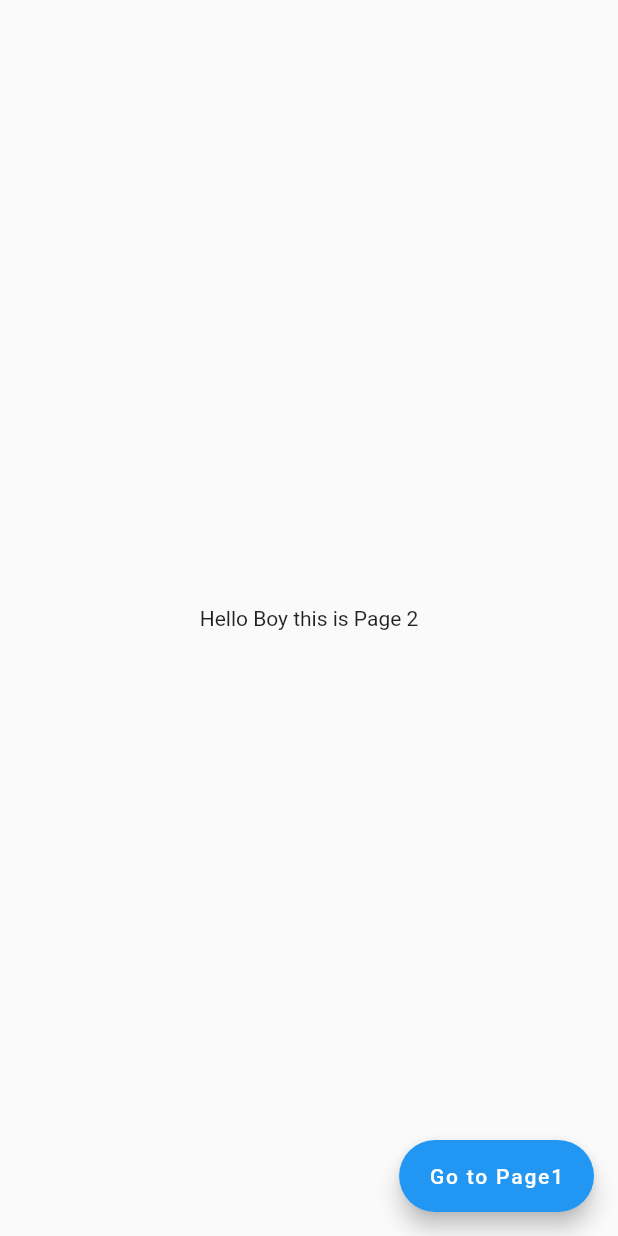
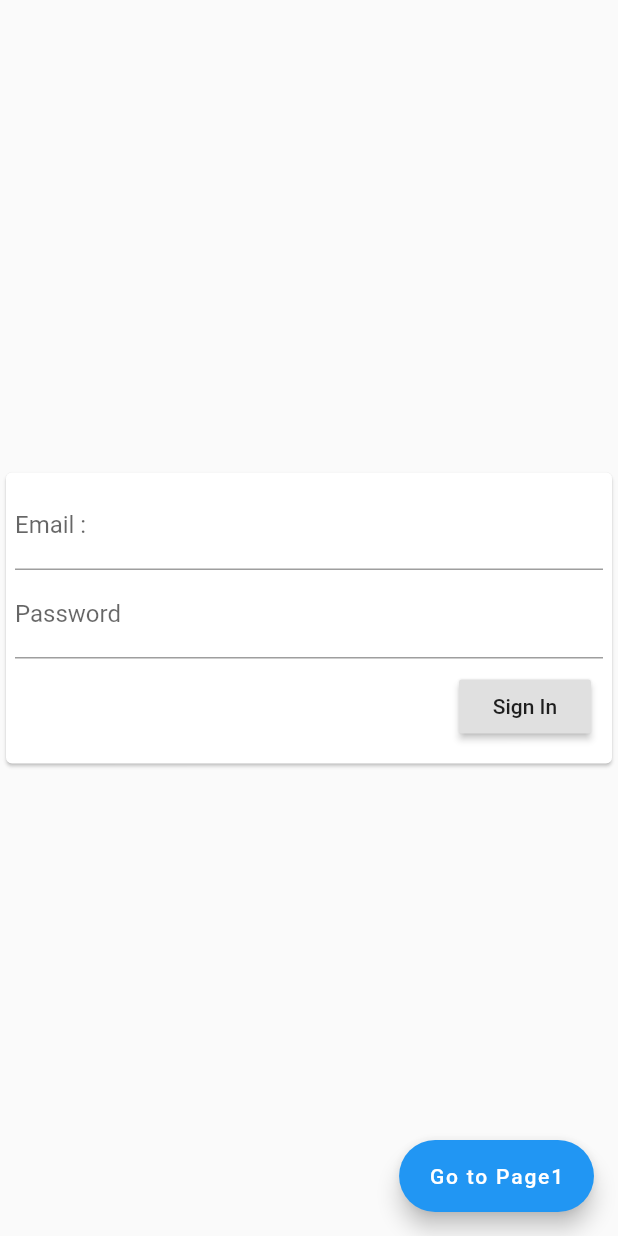
Before and after one commit to jcsk07/flutter_app_crud, a Flutter app: the FormPage screen opened directly, on a phone screen of 412 x 824 dp. Run offline on Flutter 3.47's test engine with Material 2 defaults, Android fonts, the phone set to English and light mode, and no system bars.

Commit message:
Form Creation and Validation Done

```diff
--- a/lib/FormPage.dart
+++ b/lib/FormPage.dart
@@ -1,19 +1,66 @@
+import 'package:flutter/cupertino.dart';
 import 'package:flutter/material.dart';
 
 class FormPage extends StatelessWidget{
+  final formKey = GlobalKey<FormState>();
+  String _email,_password;
   @override
   Widget build(BuildContext context) {
     return Scaffold(
-      body: Center(
-        child: Text(
-            'Hello Boy this is Page 2',
-            textAlign: TextAlign.center
-          ),
-        ),
+      body:Center(
+          child: Card(
+            child: Padding(
+              padding: EdgeInsets.all(6.0),
+              child: Form(
+                  key: formKey,
+                  child: Column(
+                    mainAxisSize: MainAxisSize.min,
+                    children: <Widget>[
+                      TextFormField(
+                        decoration: InputDecoration(
+                          labelText: 'Email :',
+                        ),
+                        validator: (input)=> !input.contains('@') ? 'Not a Valid Email': null,
+                        onSaved: (input)=> _email=input,
+                      ),
+                      TextFormField(
+                        decoration: InputDecoration(
+                          labelText: 'Password',
+                        ),
+                        validator: (input)=> input.length<8 ? 'You need atleast 8 characters' : null,
+                        onSaved: (input)=> _password = input,
+                        obscureText: true,
+                      ),
+                      Row(
+                        mainAxisAlignment: MainAxisAlignment.end,
+                        children: <Widget>[
+                          Padding(
+                            padding: const EdgeInsets.all(8.0),
+                            child:  RaisedButton(
+                              onPressed: _submit,
+                              child: Text('Sign In'),
+                            ),
+                          )
+                        ],
+                      )
+                    ],
+                  )
+              ),
+            ),
+        )
+      ),
+
       floatingActionButton: FloatingActionButton.extended(
           onPressed: () => Navigator.pop(context),
           label: Text('Go to Page1'),
         ),
       );
   }
+  void _submit(){
+    if(formKey.currentState.validate()){
+      formKey.currentState.save();
+      print(_email);
+      print(_password);
+    }
+  }
 }
--- a/lib/main.dart
+++ b/lib/main.dart
@@ -57,8 +57,12 @@ class _MyHomePageState extends State<MyHomePage> {
           ],
         ),
       ),
-      floatingActionButton: FloatingActionButton(
+      floatingActionButton: FloatingActionButton.extended(
+         label : Text('+',
+           style: TextStyle(fontSize: 30),
+         ),
         onPressed: () => Navigator.push(context, MaterialPageRoute(builder: (context) => FormPage())),
+
       ), // This trailing comma makes auto-formatting nicer for build methods.
     );
   }
```
